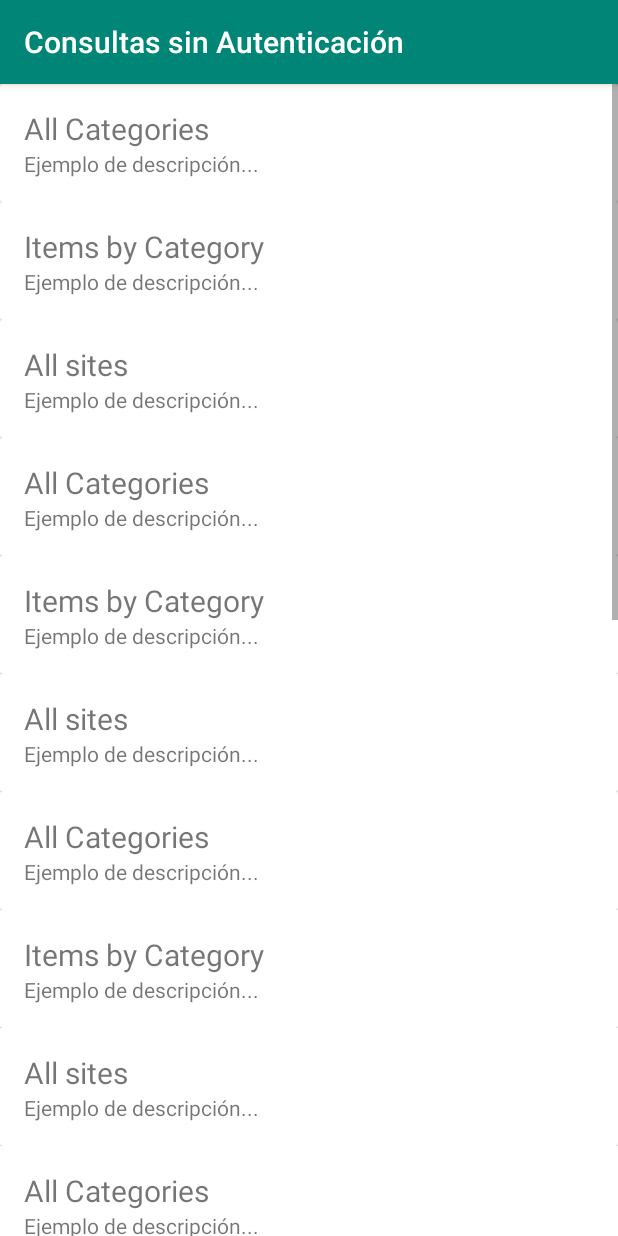
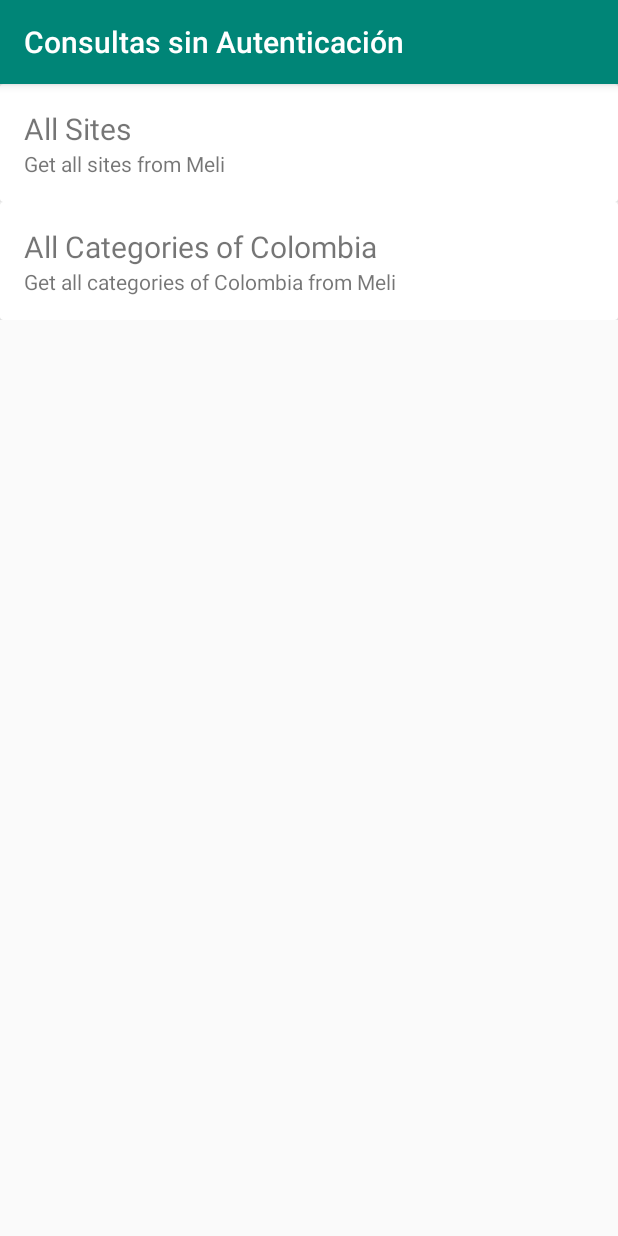
Before and after one commit to barcochrist/Mercado-Libre-API-Android, an Android app: the QueriesWithoutAuthActivity screen opened directly, with no data from a screen before it, on a phone screen of 412 x 824 dp. Run offline under Robolectric (Android 15) with nearby library versions, the phone set to English and light mode, and no system bars.

Commit message:
Add Resource class to QueriesWithoutActivity
Refactor without adapter to support Resource class
Refactor item layout

```diff
--- a/app/src/main/java/com/programacionmaster/mercadolibreapijava/QueriesWithoutAuthActivity.java
+++ b/app/src/main/java/com/programacionmaster/mercadolibreapijava/QueriesWithoutAuthActivity.java
@@ -7,6 +7,11 @@ import android.support.v7.widget.LinearLayoutManager;
 import android.support.v7.widget.RecyclerView;
 
 import com.programacionmaster.mercadolibreapijava.adapter.QueriesWithoutAdapter;
+import com.programacionmaster.mercadolibreapijava.model.Resource;
+
+import java.util.ArrayList;
+import java.util.List;
+import java.util.UUID;
 
 public class QueriesWithoutAuthActivity extends AppCompatActivity {
 
@@ -29,31 +34,16 @@ public class QueriesWithoutAuthActivity extends AppCompatActivity {
 
         recyclerViewQueries.setItemAnimator(new DefaultItemAnimator());
 
-        String[] data = {
-                "All Categories",
-                "Items by Category",
-                "All sites",
-                "All Categories",
-                "Items by Category",
-                "All sites",
-                "All Categories",
-                "Items by Category",
-                "All sites",
-                "All Categories",
-                "Items by Category",
-                "All sites",
-                "All Categories",
-                "Items by Category",
-                "All sites",
-                "All Categories",
-                "Items by Category",
-                "All sites",
-                "All Categories",
-                "Items by Category",
-                "All sites"
-        };
+        Resource resource1 = Resource.from(UUID.randomUUID().toString(),
+                "All Sites", "Get all sites from Meli", "/sites");
 
-        mAdapter = new QueriesWithoutAdapter(data);
+        Resource resource2 = Resource.from(UUID.randomUUID().toString(),
+                "All Categories of Colombia", "Get all categories of Colombia from Meli", "/sites/MCO/categories");
+        List<Resource> resources = new ArrayList<>();
+        resources.add(resource1);
+        resources.add(resource2);
+
+        mAdapter = new QueriesWithoutAdapter(resources);
         recyclerViewQueries.setAdapter(mAdapter);
     }
 }
--- a/app/src/main/java/com/programacionmaster/mercadolibreapijava/adapter/QueriesWithoutAdapter.java
+++ b/app/src/main/java/com/programacionmaster/mercadolibreapijava/adapter/QueriesWithoutAdapter.java
@@ -9,12 +9,15 @@ import android.widget.TextView;
 import android.widget.Toast;
 
 import com.programacionmaster.mercadolibreapijava.R;
+import com.programacionmaster.mercadolibreapijava.model.Resource;
+
+import java.util.List;
 
 public class QueriesWithoutAdapter extends RecyclerView.Adapter<QueriesWithoutAdapter.QueriesWithoutViewHolder> {
 
-    private String[] data;
+    private List<Resource> data;
 
-    public QueriesWithoutAdapter(String[] data) {
+    public QueriesWithoutAdapter(@NonNull List<Resource> data) {
         this.data = data;
     }
 
@@ -27,12 +30,13 @@ public class QueriesWithoutAdapter extends RecyclerView.Adapter<QueriesWithoutAd
 
     @Override
     public void onBindViewHolder(@NonNull QueriesWithoutViewHolder queriesWithoutViewHolder, int i) {
-        queriesWithoutViewHolder.textView.setText(data[i]);
+        queriesWithoutViewHolder.textViewTitle.setText(data.get(i).getTitle());
+        queriesWithoutViewHolder.textViewDescription.setText(data.get(i).getDescription());
     }
 
     @Override
     public int getItemCount() {
-        return data.length;
+        return data.size();
     }
 
 
@@ -40,14 +44,15 @@ public class QueriesWithoutAdapter extends RecyclerView.Adapter<QueriesWithoutAd
      * View Holder class to Queries without authentication
      */
     public class QueriesWithoutViewHolder extends RecyclerView.ViewHolder implements View.OnClickListener {
-        public TextView textView;
+        public TextView textViewTitle;
+        public TextView textViewDescription;
         public QueriesWithoutAdapter adapter;
 
         public QueriesWithoutViewHolder(View view, QueriesWithoutAdapter adapter) {
             super(view);
-            textView = view.findViewById(R.id.textViewItem);
+            this.textViewTitle = view.findViewById(R.id.textViewTitle);
+            this.textViewDescription = view.findViewById(R.id.textViewDescription);
             view.setOnClickListener(this);
-
             this.adapter = adapter;
         }
 
--- /dev/null
+++ b/app/src/main/java/com/programacionmaster/mercadolibreapijava/model/Resource.java
@@ -0,0 +1,57 @@
+package com.programacionmaster.mercadolibreapijava.model;
+
+import android.support.annotation.NonNull;
+
+public class Resource {
+
+    private String id;
+
+    private String title;
+
+    private String description;
+
+    private String uri;
+
+    private Resource() {
+    }
+
+    private Resource(String id, String title, String description, String uri) {
+        this.id = id;
+        this.title = title;
+        this.description = description;
+        this.uri = uri;
+    }
+
+    /**
+     * Factory method.
+     *
+     * @param id          Identifier
+     * @param title       Title
+     * @param description Description
+     * @param uri         complete URI
+     * @return A new Resource instance
+     */
+    public static Resource from(
+            @NonNull String id,
+            @NonNull String title,
+            @NonNull String description,
+            @NonNull String uri) {
+        return new Resource(id, title, description, uri);
+    }
+
+    public String getId() {
+        return id;
+    }
+
+    public String getTitle() {
+        return title;
+    }
+
+    public String getDescription() {
+        return description;
+    }
+
+    public String getUri() {
+        return uri;
+    }
+}
--- a/app/src/main/res/layout/item_queries_without_auth.xml
+++ b/app/src/main/res/layout/item_queries_without_auth.xml
@@ -16,7 +16,7 @@
             android:padding="16dp">
 
             <TextView
-                android:id="@+id/textViewItem"
+                android:id="@+id/textViewTitle"
                 android:layout_width="wrap_content"
                 android:layout_height="wrap_content"
                 android:textSize="20sp" />
@@ -24,8 +24,7 @@
             <TextView
                 android:id="@+id/textViewDescription"
                 android:layout_width="wrap_content"
-                android:layout_height="wrap_content"
-                android:text="Ejemplo de descripción..." />
+                android:layout_height="wrap_content" />
         </LinearLayout>
     </android.support.v7.widget.CardView>
 </LinearLayout>
```
